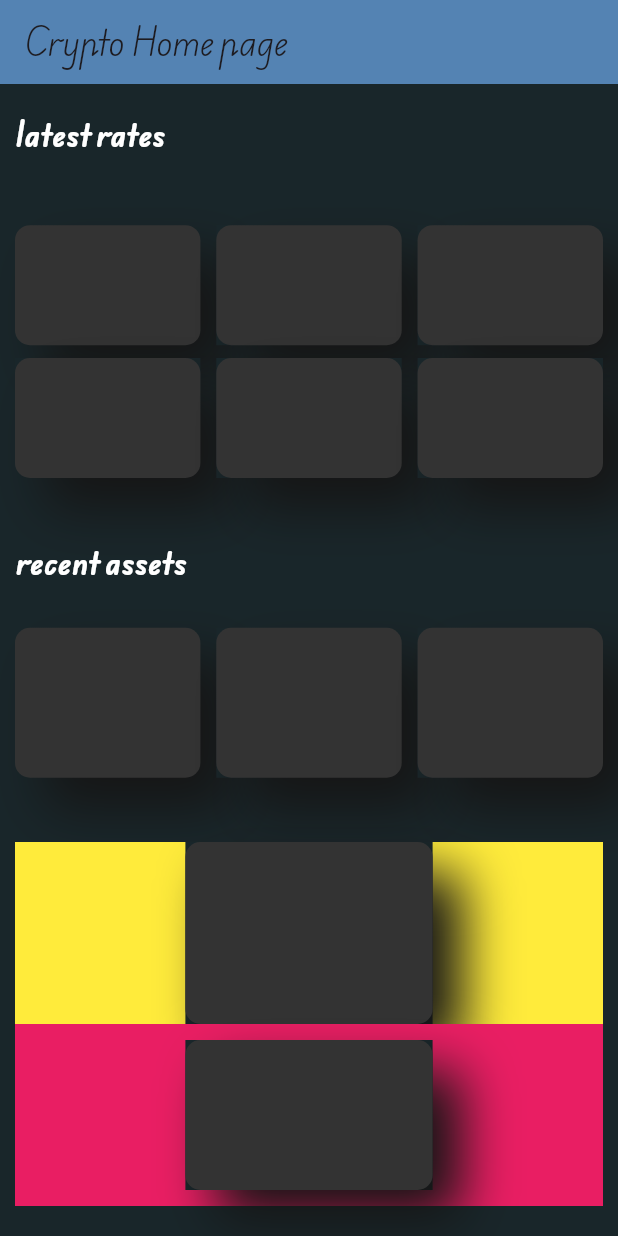
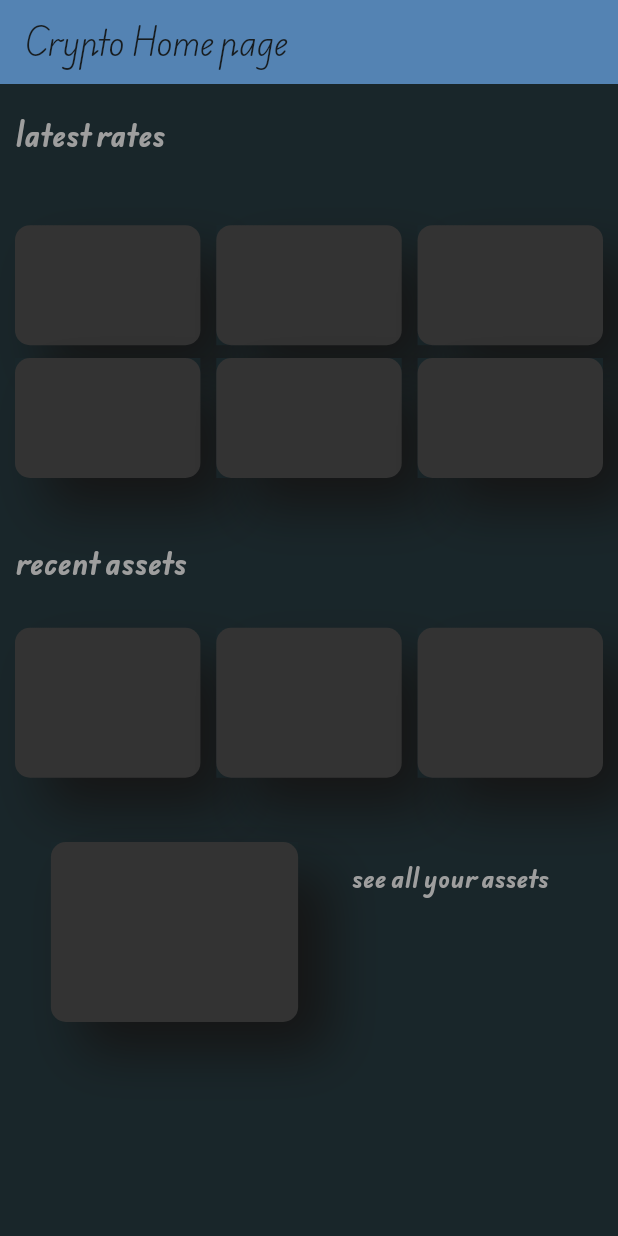
Before and after one commit to dretoba91/cryptofolio, a Flutter app: the screen it shows after launch, on a phone screen of 412 x 824 dp. Run offline on Flutter 3.47's test engine with Material 3 defaults, Android fonts, the phone set to English and light mode, and no system bars; our stand-ins replace get.

Commit message:
add text buttons

```diff
--- a/lib/main.dart
+++ b/lib/main.dart
@@ -17,8 +17,7 @@ class MyApp extends StatelessWidget {
       debugShowCheckedModeBanner: false,
       theme: ThemeData(
         fontFamily: 'Edu AU VIC WA NT Hand',
-
-        colorScheme: ColorScheme.fromSeed(seedColor: Colors.deepPurple),
+        colorScheme: ColorScheme.fromSeed(seedColor: Colors.blueGrey),
         useMaterial3: true,
       ),
       home: const Home(),
--- a/lib/screens/home.dart
+++ b/lib/screens/home.dart
@@ -41,12 +41,12 @@ class Home extends StatelessWidget {
                         mainAxisAlignment: MainAxisAlignment.spaceBetween,
                         crossAxisAlignment: CrossAxisAlignment.start,
                         children: [
-                          Text(
+                          const Text(
                             'latest rates',
                             style: TextStyle(
                               fontWeight: FontWeight.bold,
                               fontSize: 19,
-                              color: Colors.white,
+                              color: Colors.grey,
                             ),
                           ),
                           SizedBox(
@@ -104,15 +104,15 @@ class Home extends StatelessWidget {
                         crossAxisAlignment: CrossAxisAlignment.start,
                         mainAxisAlignment: MainAxisAlignment.center,
                         children: [
-                          Text(
+                          const Text(
                             'recent assets',
                             style: TextStyle(
                               fontWeight: FontWeight.bold,
                               fontSize: 19,
-                              color: Colors.white,
+                              color: Colors.grey,
                             ),
                           ),
-                          SizedBox(
+                          const SizedBox(
                             height: 30,
                           ),
                           Row(
@@ -141,34 +141,34 @@ class Home extends StatelessWidget {
               ),
               Expanded(
                 flex: 2,
-                child: Container(
-                  color: Colors.yellow,
                 child: Row(
-                    crossAxisAlignment: CrossAxisAlignment.center,
+                  crossAxisAlignment: CrossAxisAlignment.start,
                   mainAxisAlignment: MainAxisAlignment.spaceEvenly,
                   children: [
                     NeophCard(
                       width: ScreenUtils.screenWidth * 0.40,
-                        height: 150,
+                      height: 120,
+                    ),
+                    TextButton(
+                      onPressed: () {},
+                      child: const Text(
+                        'see all your assets',
+                        style: TextStyle(
+                          fontWeight: FontWeight.bold,
+                          fontSize: 16,
+                          color: Colors.grey,
+                        ),
+                      ),
                     ),
                   ],
                 ),
               ),
-              ),
-              Expanded(
+              const Expanded(
                 flex: 2,
-                child: Container(
-                  color: Colors.pink,
                 child: Row(
                   crossAxisAlignment: CrossAxisAlignment.center,
                   mainAxisAlignment: MainAxisAlignment.center,
-                    children: [
-                      NeophCard(
-                        width: ScreenUtils.screenWidth * 0.40,
-                        height: 100,
-                      ),
-                    ],
-                  ),
+                  children: [],
                 ),
               ),
             ],
--- a/pubspec.yaml
+++ b/pubspec.yaml
@@ -29,9 +29,11 @@ environment:
 # versions available, run `flutter pub outdated`.
 dependencies:
   cupertino_icons: ^1.0.8
+  dio: ^5.5.0+1
   flutter:
     sdk: flutter
   get: ^4.6.6
+  shared_preferences: ^2.2.3
 
 dev_dependencies:
   flutter_lints: ^3.0.0
```
Also changed, not shown: pubspec.lock, 1 other file. Lines whose indentation alone changed are shown as unchanged.
